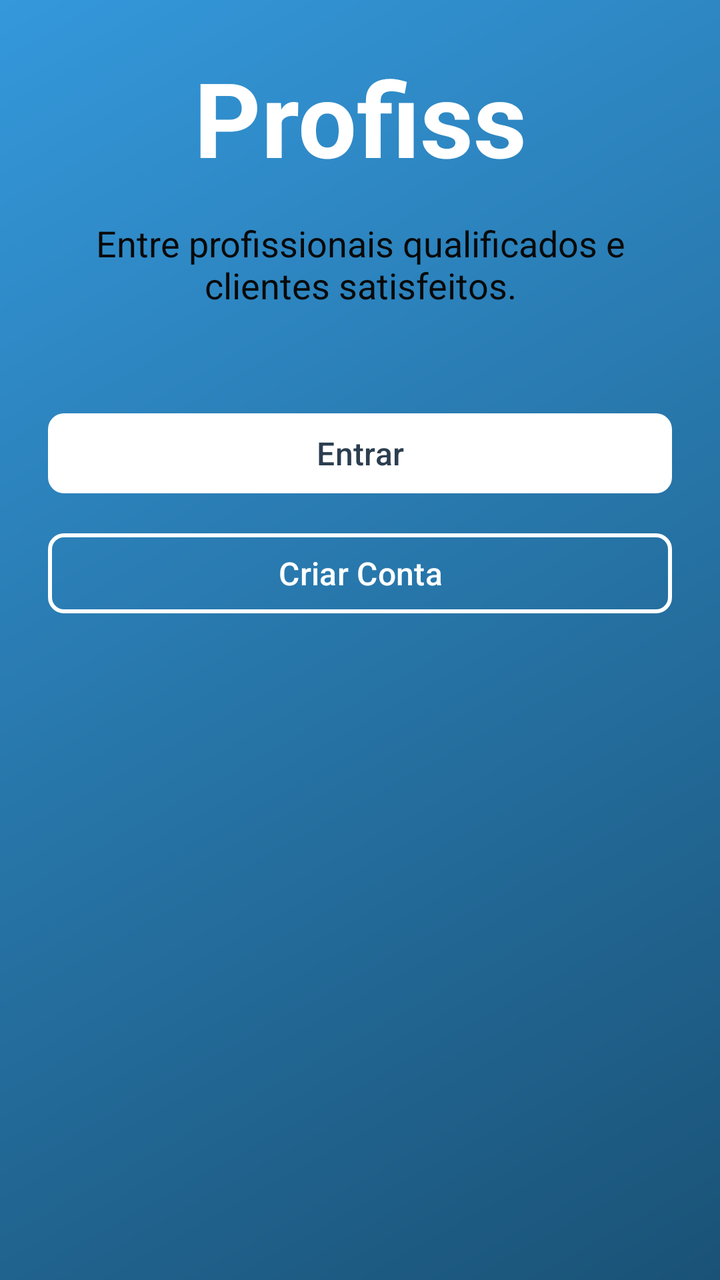
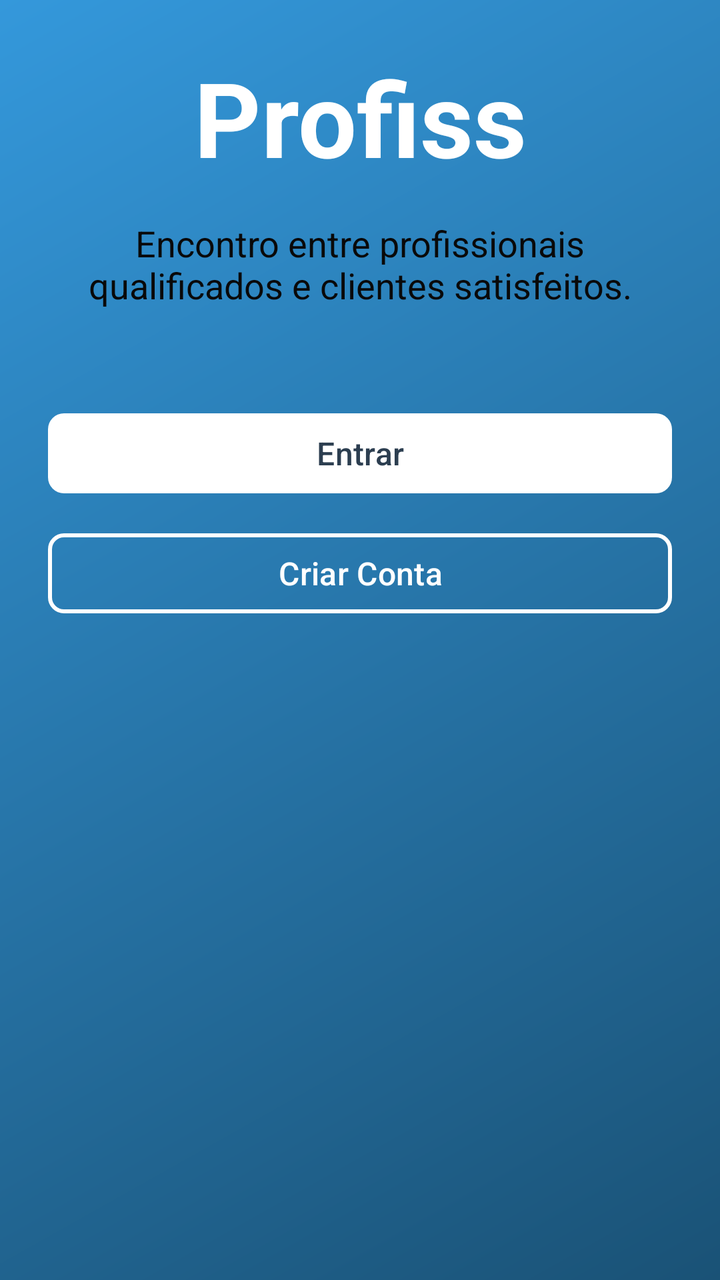

Two renders of the same Android screen: before a commit and after it. Below are the layout's source before the change and the commit's diff.
<!-- AndroidManifest.xml: application theme Theme.Profiss -->
<!-- res/layout/activity_main.xml -->
<?xml version="1.0" encoding="utf-8"?>
<androidx.constraintlayout.widget.ConstraintLayout
    xmlns:android="http://schemas.android.com/apk/res/android"
    xmlns:app="http://schemas.android.com/apk/res-auto"
    xmlns:tools="http://schemas.android.com/tools"
    android:layout_width="match_parent"
    android:layout_height="match_parent"
    android:background="@drawable/gradient_bg"
    android:padding="24dp"
    tools:context=".MainActivity">

    
    <TextView
        android:id="@+id/tvTitle"
        android:layout_width="wrap_content"
        android:layout_height="wrap_content"
        android:text="Profiss"
        android:textColor="#FFFFFF"
        android:textSize="52sp"
        android:textStyle="bold"
        app:layout_constraintBottom_toTopOf="@+id/tvSubtitle"
        app:layout_constraintEnd_toEndOf="parent"
        app:layout_constraintStart_toStartOf="parent"
        app:layout_constraintTop_toTopOf="parent"
        app:layout_constraintVertical_bias="0.3" />

    
    <TextView
        android:id="@+id/tvSubtitle"
        android:layout_width="wrap_content"
        android:layout_height="wrap_content"
        android:layout_marginTop="16dp"
        android:gravity="center"
        android:text="Entre profissionais qualificados e clientes satisfeitos."
        android:textColor="#090909"
        android:textSize="18sp"
        app:layout_constraintEnd_toEndOf="parent"
        app:layout_constraintStart_toStartOf="parent"
        app:layout_constraintTop_toBottomOf="@+id/tvTitle" />

    
    <com.google.android.material.button.MaterialButton
        android:id="@+id/btnLogin"
        android:layout_width="match_parent"
        android:layout_height="wrap_content"
        android:layout_marginTop="48dp"
        android:text="Entrar"
        android:textColor="#2C3E50"
        android:textSize="16sp"
        app:backgroundTint="#FFFFFF"
        app:cornerRadius="8dp"
        app:layout_constraintTop_toBottomOf="@+id/tvSubtitle" />

    
    <com.google.android.material.button.MaterialButton
        android:id="@+id/btnRegister"
        android:layout_width="match_parent"
        android:layout_height="wrap_content"
        android:layout_marginTop="12dp"
        android:text="Criar Conta"
        android:textColor="#FFFFFF"
        android:textSize="16sp"
        app:backgroundTint="@android:color/transparent"
        app:strokeColor="#FFFFFF"
        app:strokeWidth="2dp"
        app:cornerRadius="8dp"
        app:layout_constraintTop_toBottomOf="@+id/btnLogin" />

</androidx.constraintlayout.widget.ConstraintLayout>
<!-- resources referenced by this layout -->
<resources>
  <!-- drawable gradient_bg (drawable) -->
  <?xml version="1.0" encoding="utf-8"?>
  <shape xmlns:android="http://schemas.android.com/apk/res/android">
      <gradient
          android:startColor="#3498DB"
          android:endColor="#1A5276"
          android:angle="315" />
  </shape>
  <style name="Theme.Profiss" parent="Theme.Material3.DayNight.NoActionBar">
          <item name="colorPrimary">@color/blue_primary</item>
          <item name="android:statusBarColor">@android:color/transparent</item>
          <item name="android:navigationBarColor">@android:color/transparent</item>
      </style>
  <color name="blue_primary">#3498DB</color>
</resources>

<!-- the commit's change to res/layout/activity_main.xml (unified diff, before → after) -->
@@ -31,7 +31,7 @@
         android:layout_height="wrap_content"
         android:layout_marginTop="16dp"
         android:gravity="center"
-        android:text="Entre profissionais qualificados e clientes satisfeitos."
+        android:text="Encontro entre profissionais qualificados e clientes satisfeitos."
         android:textColor="#090909"
         android:textSize="18sp"
         app:layout_constraintEnd_toEndOf="parent"
